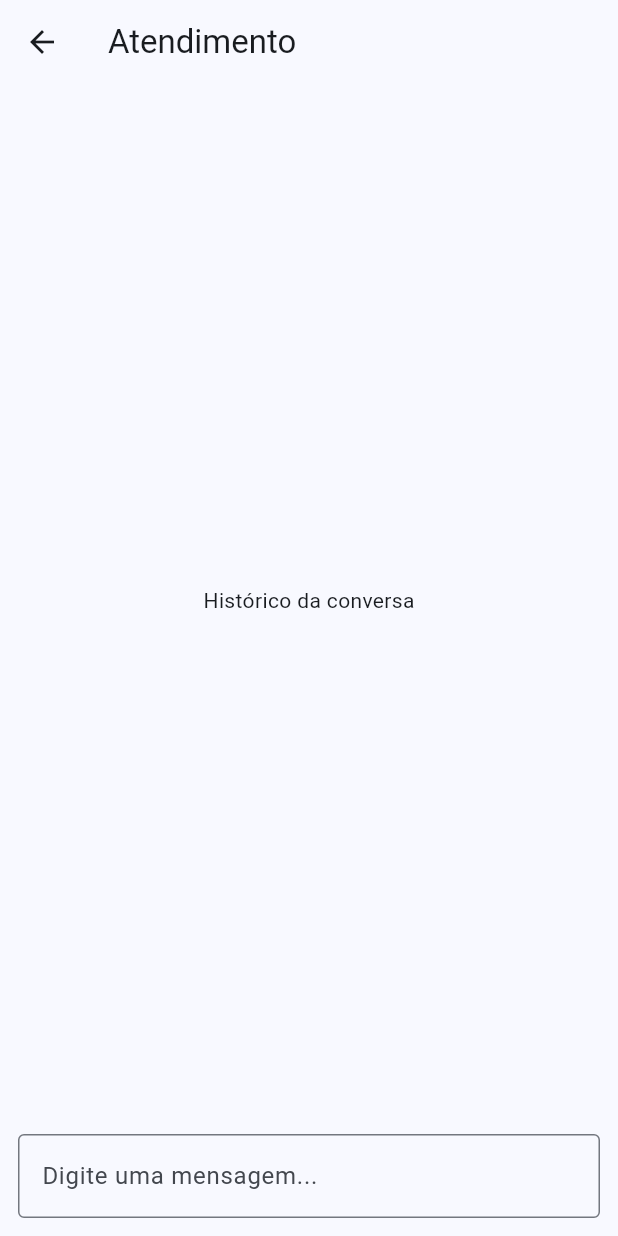
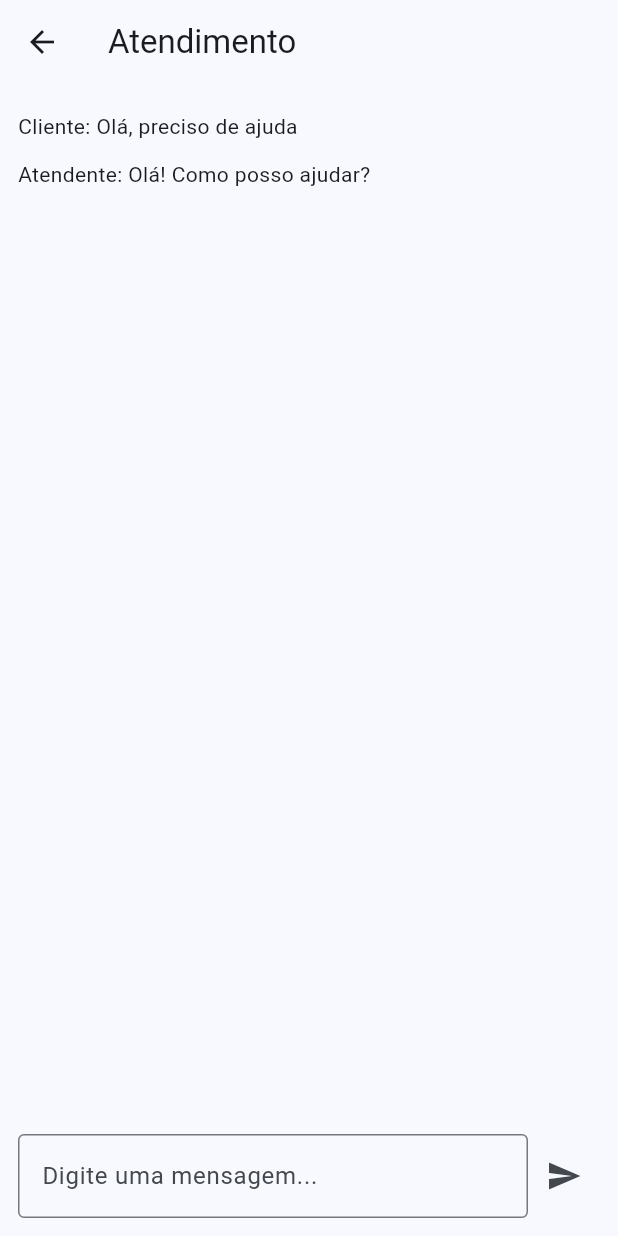
Before and after one commit to luisaguiar659-lang/OpenAtende, a Flutter app: the ChatScreen screen opened directly, on a phone screen of 412 x 824 dp. Run offline on Flutter 3.47's test engine with Material 3 defaults, Android fonts, the phone set to English and light mode, and no system bars.

Commit message:
Melhora tela de chat com mensagens e envio

```diff
--- a/mobile/lib/screens/chat_screen.dart
+++ b/mobile/lib/screens/chat_screen.dart
@@ -1,7 +1,28 @@
 import 'package:flutter/material.dart';
 
-class ChatScreen extends StatelessWidget {
+class ChatScreen extends StatefulWidget {
   const ChatScreen({super.key});
+
+  @override
+  State<ChatScreen> createState() => _ChatScreenState();
+}
+
+class _ChatScreenState extends State<ChatScreen> {
+  final TextEditingController controller = TextEditingController();
+
+  final List<String> messages = [
+    'Cliente: Olá, preciso de ajuda',
+    'Atendente: Olá! Como posso ajudar?',
+  ];
+
+  void sendMessage() {
+    if (controller.text.trim().isEmpty) return;
+
+    setState(() {
+      messages.add('Atendente: ${controller.text}');
+      controller.clear();
+    });
+  }
 
   @override
   Widget build(BuildContext context) {
@@ -11,18 +32,36 @@ class ChatScreen extends StatelessWidget {
       ),
       body: Column(
         children: [
-          const Expanded(
-            child: Center(
-              child: Text('Histórico da conversa'),
+          Expanded(
+            child: ListView.builder(
+              padding: const EdgeInsets.all(12),
+              itemCount: messages.length,
+              itemBuilder: (context, index) {
+                return Padding(
+                  padding: const EdgeInsets.symmetric(vertical: 6),
+                  child: Text(messages[index]),
+                );
+              },
             ),
           ),
           Padding(
             padding: const EdgeInsets.all(12),
-            child: TextField(
-              decoration: const InputDecoration(
-                hintText: 'Digite uma mensagem...',
-                border: OutlineInputBorder(),
-              ),
+            child: Row(
+              children: [
+                Expanded(
+                  child: TextField(
+                    controller: controller,
+                    decoration: const InputDecoration(
+                      hintText: 'Digite uma mensagem...',
+                      border: OutlineInputBorder(),
+                    ),
+                  ),
+                ),
+                IconButton(
+                  onPressed: sendMessage,
+                  icon: const Icon(Icons.send),
+                )
+              ],
             ),
           )
         ],
```
